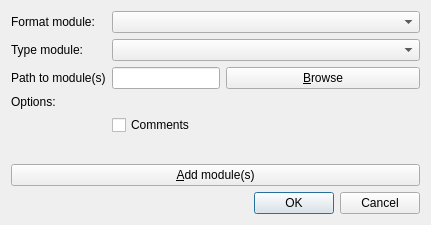
The window that src/gui/dialogs/moduleimport/moduleimportdialog.ui (axsapronov/QSopherim) describes before a commit, drawn with Qt 5.
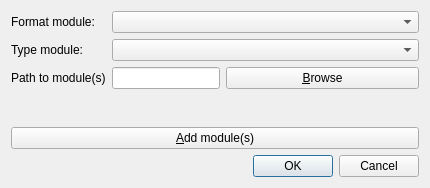
The same window after the commit.

Commit message: [ADD] 1 step to add comments

The edit to the form file:
```diff
--- a/src/gui/dialogs/moduleimport/moduleimportdialog.ui
+++ b/src/gui/dialogs/moduleimport/moduleimportdialog.ui
@@ -6,8 +6,8 @@
    <rect>
     <x>0</x>
     <y>0</y>
-    <width>431</width>
-    <height>225</height>
+    <width>430</width>
+    <height>188</height>
    </rect>
   </property>
   <property name="windowTitle">
@@ -24,6 +24,19 @@
      </property>
     </widget>
    </item>
+   <item row="3" column="2">
+    <spacer name="verticalSpacer">
+     <property name="orientation">
+      <enum>Qt::Vertical</enum>
+     </property>
+     <property name="sizeHint" stdset="0">
+      <size>
+       <width>20</width>
+       <height>16</height>
+      </size>
+     </property>
+    </spacer>
+   </item>
    <item row="2" column="1" colspan="2">
     <widget class="QLineEdit" name="LEPath"/>
    </item>
@@ -34,7 +47,7 @@
      </property>
     </widget>
    </item>
-   <item row="7" column="3">
+   <item row="5" column="3">
     <widget class="QDialogButtonBox" name="buttonBox">
      <property name="orientation">
       <enum>Qt::Horizontal</enum>
@@ -44,19 +57,6 @@
      </property>
     </widget>
    </item>
-   <item row="5" column="2">
-    <spacer name="verticalSpacer">
-     <property name="orientation">
-      <enum>Qt::Vertical</enum>
-     </property>
-     <property name="sizeHint" stdset="0">
-      <size>
-       <width>20</width>
-       <height>16</height>
-      </size>
-     </property>
-    </spacer>
-   </item>
    <item row="0" column="0">
     <widget class="QLabel" name="label">
      <property name="text">
@@ -64,20 +64,13 @@
      </property>
     </widget>
    </item>
-   <item row="6" column="0" colspan="4">
+   <item row="4" column="0" colspan="4">
     <widget class="QPushButton" name="pBAddModule">
      <property name="text">
       <string>&amp;Add module(s)</string>
      </property>
     </widget>
    </item>
-   <item row="3" column="0">
-    <widget class="QLabel" name="label_3">
-     <property name="text">
-      <string>Options:</string>
-     </property>
-    </widget>
-   </item>
    <item row="1" column="1" colspan="3">
     <widget class="QComboBox" name="comBType"/>
    </item>
@@ -88,13 +81,6 @@
      </property>
     </widget>
    </item>
-   <item row="4" column="1" colspan="3">
-    <widget class="QCheckBox" name="chBComments">
-     <property name="text">
-      <string>Comments</string>
-     </property>
-    </widget>
-   </item>
   </layout>
  </widget>
  <resources/>
```
The commit also changes 10 other files.
